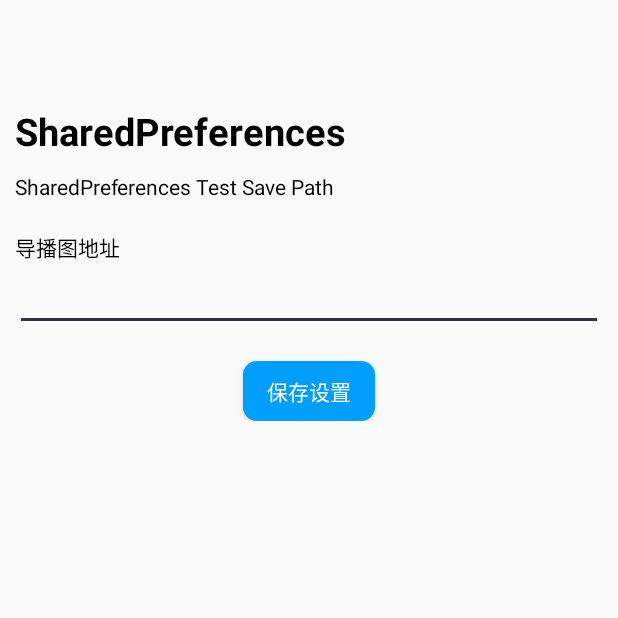
After one commit to FYG1998/The, an Android app: the SettingSavePage screen opened directly, with no data from a screen before it, on a phone screen of 412 x 824 dp, the top half of it. The commit adds this screen. Run offline under Robolectric (Android 15) with nearby library versions, the phone set to English and light mode, and no system bars; our stand-ins replace Picasso.

Commit message:
增加SharedPreferences

```diff
--- a/app/src/main/AndroidManifest.xml
+++ b/app/src/main/AndroidManifest.xml
@@ -11,7 +11,8 @@
         android:roundIcon="@mipmap/ic_launcher_round"
         android:supportsRtl="true"
         android:theme="@style/AppTheme">
-        <activity android:name=".activity.PictureDetailActivity"></activity>
+        <activity android:name=".activity.SettingSavePage"></activity>
+        <activity android:name=".activity.PictureDetailActivity" />
         <activity android:name=".activity.SettingActivity" />
         <activity
             android:name=".activity.Browser"
--- a/app/src/main/java/com/example/demo/APPAplication.java
+++ b/app/src/main/java/com/example/demo/APPAplication.java
@@ -18,14 +18,12 @@ public class APPAplication extends Application {
 		initView();
 
 
+
 	}
 	public static APPAplication getContext() {
 		return context;
 	}
 
-	/**
-	 *初始化 X5 内核
-	 */
 	private void initView() {
 		//搜集本地tbs内核信息并上报服务器，服务器返回结果决定使用哪个内核。
 		QbSdk.PreInitCallback cb = new QbSdk.PreInitCallback() {
--- a/app/src/main/java/com/example/demo/CoreFragment.java
+++ b/app/src/main/java/com/example/demo/CoreFragment.java
@@ -101,7 +101,7 @@ public class CoreFragment extends BaseActivity {
                 .selectedIcon(ResourcesCompat.getDrawable(getResources(),R.drawable.ic_eighth,null)).title("Medal").build() );
 
         navigationTabBar.setModels(models); //加载地图bar
-        navigationTabBar.setViewPager(viewPager, 3); //设置主页 index
+        navigationTabBar.setViewPager(viewPager, 2); //设置主页 index
     }
 
     //动态访问权限弹窗
--- /dev/null
+++ b/app/src/main/java/com/example/demo/activity/SettingSavePage.java
@@ -0,0 +1,61 @@
+package com.example.demo.activity;
+import android.content.Context;
+import android.os.Bundle;
+import android.os.ConditionVariable;
+import android.util.Log;
+import android.view.View;
+import android.widget.Button;
+import android.widget.EditText;
+import com.example.demo.BaseActivity;
+import com.example.demo.R;
+import com.example.demo.utils.SPDataUtils;
+
+
+public class SettingSavePage extends BaseActivity {
+
+    private EditText editText;
+    private Button button;
+
+    private Context context;
+
+    @Override
+    protected void onCreate(Bundle savedInstanceState) {
+        super.onCreate(savedInstanceState);
+        setContentView(R.layout.activity_setting_save_page);
+
+        context =this;
+        initView();
+        initData();
+    }
+
+
+    private void initView() {
+         editText = findViewById(R.id.edpath);
+         button = findViewById(R.id.btn_save);
+
+    }
+
+    private void initData() {
+
+        button.setOnClickListener(new View.OnClickListener() {
+            @Override
+            public void onClick(View v) {
+
+                String uname="user";
+                String upass = editText.getText().toString();
+                boolean flag = SPDataUtils.saveUserInfo(context,uname,upass);
+
+                if(flag){
+                    showToast("Save OK!");
+                }
+
+
+
+            }
+        });
+
+
+    }
+
+
+}
--- a/app/src/main/java/com/example/demo/mfragment/ImgFragment.java
+++ b/app/src/main/java/com/example/demo/mfragment/ImgFragment.java
@@ -91,7 +91,7 @@ public class ImgFragment extends Fragment {
                             JSONObject json = new JSONObject(jsondta);
                             JSONArray json_list = json.getJSONArray("results");
 
-                            Log.e("ttyy", json_list.toString());
+
 
                             for (int i = 0; i < json_list.length(); i++) {
 
@@ -99,7 +99,7 @@ public class ImgFragment extends Fragment {
                                 JSONObject json_listobj = json_list.getJSONObject(i);
                                 String json_img_url = json_listobj.getString("url");
 
-                                Log.e("ttyy", json_img_url);
+
 
                                 fruitList.add(new Fruit(json_img_url) );
                             }
--- /dev/null
+++ b/app/src/main/res/drawable/shape_btn.xml
@@ -0,0 +1,6 @@
+<?xml version="1.0" encoding="utf-8"?>
+<shape xmlns:android="http://schemas.android.com/apk/res/android"
+    android:shape="rectangle">
+    <corners android:radius="9dp" />
+    <solid android:color="#029EFB" />
+</shape>
--- /dev/null
+++ b/app/src/main/res/layout/activity_setting_save_page.xml
@@ -0,0 +1,71 @@
+<?xml version="1.0" encoding="utf-8"?>
+<LinearLayout
+    xmlns:android="http://schemas.android.com/apk/res/android"
+    xmlns:app="http://schemas.android.com/apk/res-auto"
+    xmlns:tools="http://schemas.android.com/tools"
+    android:layout_width="match_parent"
+    android:layout_height="match_parent"
+    android:orientation="vertical"
+    tools:context=".activity.SettingSavePage">
+
+
+    <ImageView
+        android:id="@+id/imageView"
+        android:layout_width="match_parent"
+        android:layout_height="50dp"
+        />
+    <LinearLayout
+        android:layout_width="match_parent"
+        android:layout_height="wrap_content"
+        android:orientation="vertical"
+        android:paddingLeft="10dp"
+        android:paddingTop="20dp"
+        android:paddingRight="10dp">
+
+        <TextView
+            android:layout_width="wrap_content"
+            android:layout_height="wrap_content"
+            android:textColor="#000000"
+            android:textSize="25sp"
+            android:textStyle="bold"
+            android:text="SharedPreferences" />
+        <TextView
+            android:layout_width="match_parent"
+            android:layout_height="wrap_content"
+            android:layout_marginTop="10dp"
+            android:text="SharedPreferences Test Save Path"
+            android:textColor="#000000"/>
+        <TextView
+            android:layout_width="wrap_content"
+            android:layout_height="wrap_content"
+            android:layout_marginTop="20dp"
+            android:textColor="#000000"
+            android:text="导播图地址" />
+        <EditText
+            android:id="@+id/edpath"
+            android:layout_width="match_parent"
+            android:layout_height="wrap_content"
+            android:textColor="#000000"
+            android:singleLine="true" />
+
+
+    </LinearLayout>
+
+    <LinearLayout
+        android:layout_width="match_parent"
+        android:layout_height="wrap_content"
+        android:gravity="center_horizontal">
+
+        <Button
+            android:id="@+id/btn_save"
+            android:layout_width="wrap_content"
+            android:layout_height="40dp"
+            android:layout_marginTop="20dp"
+            android:background="@drawable/shape_btn"
+            android:text="保存设置" />
+
+
+
+    </LinearLayout>
+
+</LinearLayout>
--- a/app/src/main/res/layout/fragment_five.xml
+++ b/app/src/main/res/layout/fragment_five.xml
@@ -213,7 +213,7 @@
                 android:background="#EEEEEE" />
 
             <RelativeLayout
-                android:id="@+id/rl_skin"
+                android:id="@+id/h"
                 android:layout_width="match_parent"
                 android:layout_height="55dp"
                 android:paddingLeft="30dp"
@@ -232,7 +232,7 @@
                     android:layout_centerVertical="true"
                     android:layout_marginLeft="10dp"
                     android:layout_toRightOf="@+id/img_skin"
-                    android:text="换肤"
+                    android:text="mSharedPreferences"
                     android:textColor="#000000" />
 
                 <ImageView
```
Also changed, not shown: app/src/main/java/com/example/demo/BaseActivity.java (+2 -17 lines), app/src/main/java/com/example/demo/MainActivity.java (+15 -5 lines), app/src/main/java/com/example/demo/mfragment/fiveFragment.java (+19 -0 lines), app/src/main/java/com/example/demo/tools/spInfo.java (added, +35 -0 lines), app/src/main/java/com/example/demo/utils/SPDataUtils.java (added, +56 -0 lines).
